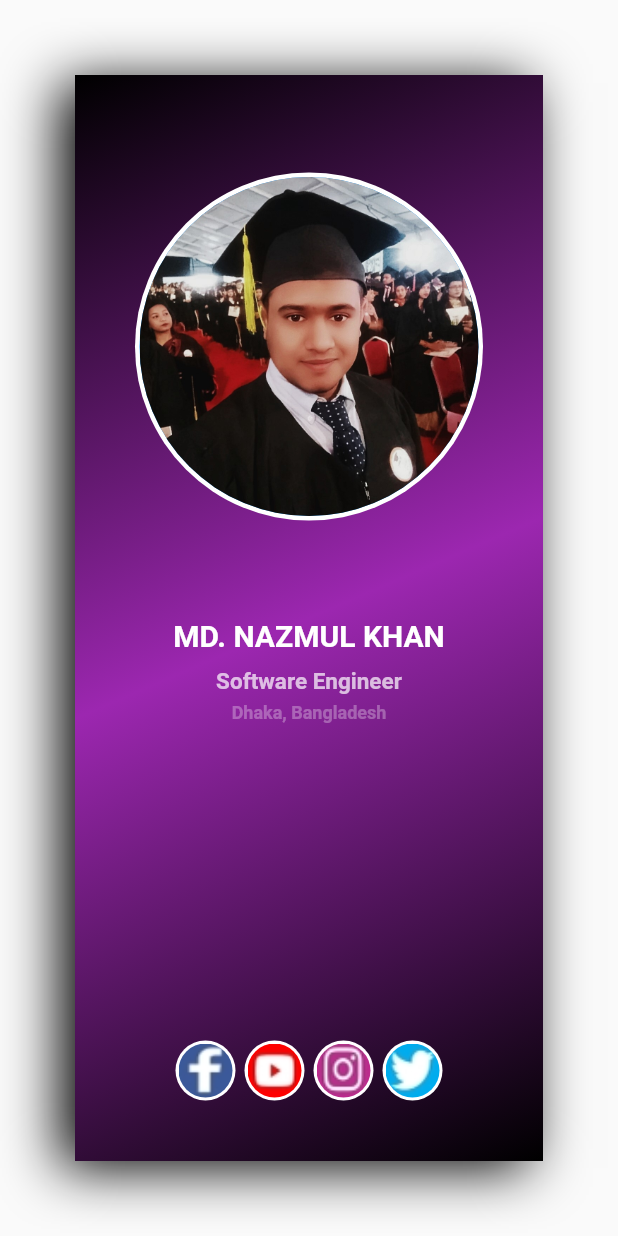
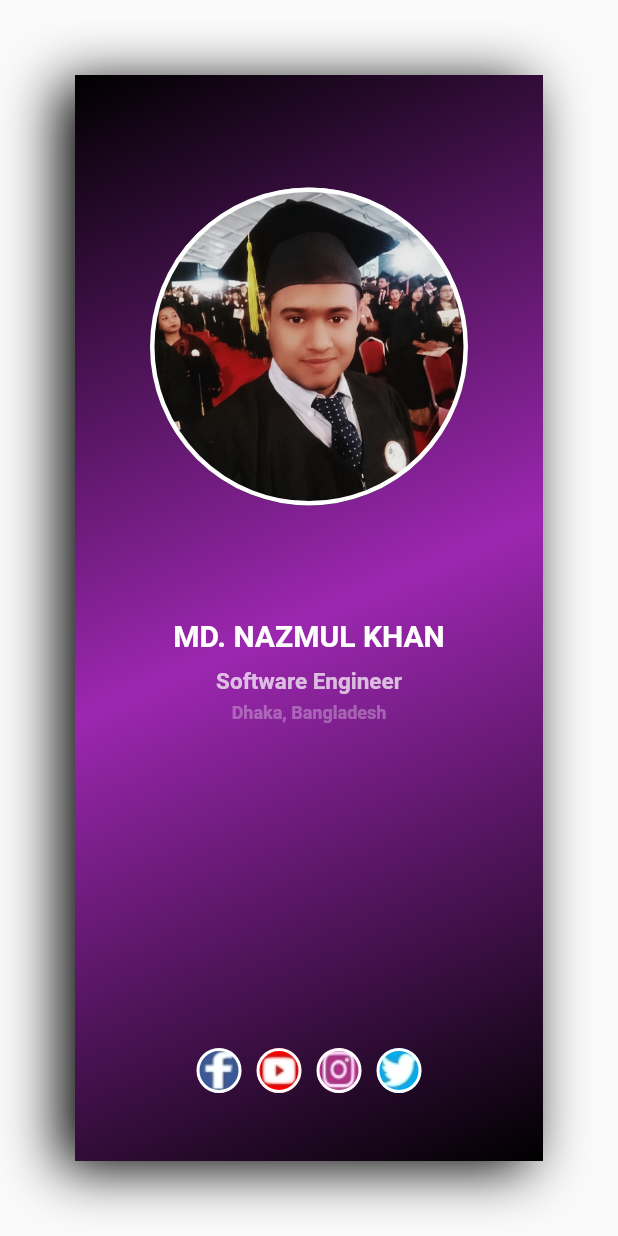
Before and after one commit to project-nazmul/Visiting-Card-Design, a Flutter app: the screen it shows after launch, on a phone screen of 412 x 824 dp. Run offline on Flutter 3.47's test engine with Material 2 defaults, Android fonts, the phone set to English and light mode, and no system bars.

Commit message:
Reduced design code

```diff
--- a/lib/design/custom_icon.dart
+++ b/lib/design/custom_icon.dart
@@ -8,21 +8,16 @@ class CustomIcon extends StatelessWidget {
   @override
   Widget build(BuildContext context) {
     return Container(
-      margin: const EdgeInsets.all(3),
-      padding: const EdgeInsets.all(2),
-      width: 40,
-      decoration: const BoxDecoration(
-          color: Colors.white,
+      margin: EdgeInsets.all(5),
+      height: 30,
+      width: 30,
+      decoration: BoxDecoration(
+        border: Border.all(width: 2,color: Colors.white),
+        image: DecorationImage(
+          image: AssetImage(img),
+          fit: BoxFit.fitWidth
+        ),
         shape: BoxShape.circle
-      ),
-      child: Container(
-        decoration: BoxDecoration(
-          image: DecorationImage(
-            image: AssetImage(img),
-            fit: BoxFit.fitWidth
-          ),
-          shape: BoxShape.circle
-        ),
       ),
     );
   }
--- a/lib/widget/profile_picture.dart
+++ b/lib/widget/profile_picture.dart
@@ -6,22 +6,14 @@ class ProfilePicture extends StatelessWidget {
   @override
   Widget build(BuildContext context) {
     return Container(
-      padding: const EdgeInsets.all(3),
-      margin: const EdgeInsets.all(40),
-        decoration: const BoxDecoration(
-            color: Colors.white,
-            shape: BoxShape.circle
-        ),
+      decoration:  BoxDecoration(
+        image: const DecorationImage(fit:BoxFit.cover,image: AssetImage('image/n6.jpg')),
+        color: Colors.blue,
+        shape: BoxShape.circle,
+        border: Border.all(width: 3,color: Colors.white)
+      ),
 
-      child: Container(
-        decoration: const BoxDecoration(
-          image: DecorationImage(fit:BoxFit.cover,image: AssetImage('image/n6.jpg')),
-          color: Colors.blue,
-          shape: BoxShape.circle
-        ),
-
-        padding: const EdgeInsets.all(25),
-      )
+      margin: const EdgeInsets.all(50),
     );
   }
 }
```
